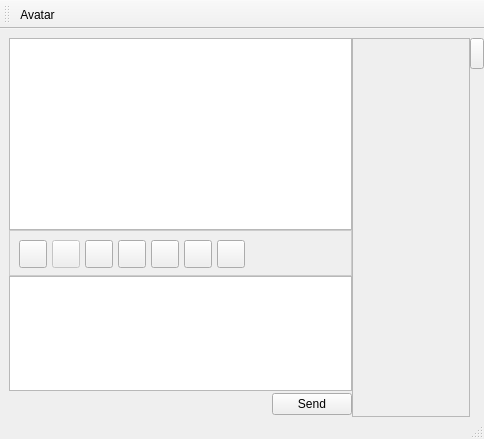
Qt form retroshare-gui/src/gui/chat/PopupChatDialog.ui (RetroShare/RetroShare) before a commit.
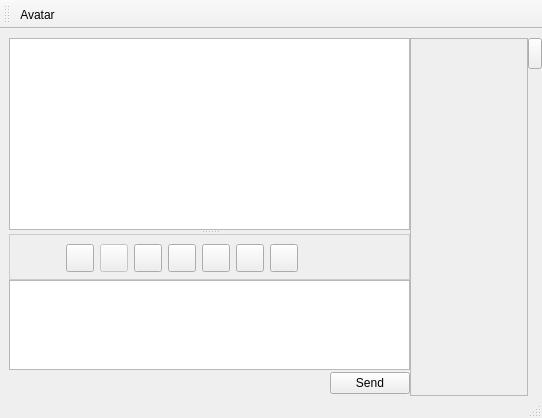
The same form after that commit. Icons and pictures are not drawn.

Commit message: Added a splitter to Privat Chat

What changed in the file:
```diff
--- a/retroshare-gui/src/gui/chat/PopupChatDialog.ui
+++ b/retroshare-gui/src/gui/chat/PopupChatDialog.ui
@@ -6,8 +6,8 @@
    <rect>
     <x>0</x>
     <y>0</y>
-    <width>484</width>
-    <height>439</height>
+    <width>542</width>
+    <height>418</height>
    </rect>
   </property>
   <property name="windowTitle">
@@ -17,7 +17,7 @@
    <string notr="true">QToolBar#toolBar{background-image: url(:/images/connect/connectFriendBanner.png)}</string>
   </property>
   <widget class="QWidget" name="centralwidget">
-   <layout class="QGridLayout">
+   <layout class="QGridLayout" name="gridLayout_2">
     <property name="rightMargin">
      <number>0</number>
     </property>
@@ -28,6 +28,10 @@
      <number>0</number>
     </property>
     <item row="0" column="0">
+     <widget class="QSplitter" name="chatsplitter">
+      <property name="orientation">
+       <enum>Qt::Vertical</enum>
+      </property>
      <widget class="QTextBrowser" name="textBrowser">
       <property name="sizePolicy">
        <sizepolicy hsizetype="Expanding" vsizetype="MinimumExpanding">
@@ -61,162 +65,12 @@
        <bool>false</bool>
       </property>
      </widget>
-    </item>
-    <item row="0" column="1" rowspan="4">
-     <widget class="QFrame" name="avatarframe">
-      <property name="frameShape">
-       <enum>QFrame::StyledPanel</enum>
-      </property>
-      <property name="frameShadow">
-       <enum>QFrame::Raised</enum>
-      </property>
-      <layout class="QGridLayout">
-       <property name="leftMargin">
+      <widget class="QWidget" name="layoutWidget">
+       <layout class="QVBoxLayout" name="verticalLayout">
+        <property name="spacing">
         <number>0</number>
        </property>
-       <property name="topMargin">
-        <number>9</number>
-       </property>
-       <property name="rightMargin">
-        <number>0</number>
-       </property>
-       <property name="bottomMargin">
-        <number>9</number>
-       </property>
-       <item row="0" column="0">
-        <widget class="QLabel" name="avatarlabel">
-         <property name="minimumSize">
-          <size>
-           <width>116</width>
-           <height>116</height>
-          </size>
-         </property>
-         <property name="maximumSize">
-          <size>
-           <width>116</width>
-           <height>116</height>
-          </size>
-         </property>
-         <property name="styleSheet">
-          <string>QLabel{
-border-image: url(:/images/mystatus_bg.png);
-
-}</string>
-         </property>
-         <property name="text">
-          <string/>
-         </property>
-         <property name="alignment">
-          <set>Qt::AlignCenter</set>
-         </property>
-        </widget>
-       </item>
-       <item row="1" column="0">
-        <spacer>
-         <property name="orientation">
-          <enum>Qt::Vertical</enum>
-         </property>
-         <property name="sizeHint" stdset="0">
-          <size>
-           <width>61</width>
-           <height>141</height>
-          </size>
-         </property>
-        </spacer>
-       </item>
-       <item row="2" column="0">
-        <widget class="QLabel" name="myavatarlabel">
-         <property name="minimumSize">
-          <size>
-           <width>116</width>
-           <height>116</height>
-          </size>
-         </property>
-         <property name="maximumSize">
-          <size>
-           <width>116</width>
-           <height>116</height>
-          </size>
-         </property>
-         <property name="styleSheet">
-          <string>QLabel{
-border-image: url(:/images/mystatus_bg.png);
-
-}</string>
-         </property>
-         <property name="text">
-          <string/>
-         </property>
-         <property name="alignment">
-          <set>Qt::AlignCenter</set>
-         </property>
-        </widget>
-       </item>
-       <item row="3" column="0">
-        <spacer>
-         <property name="orientation">
-          <enum>Qt::Vertical</enum>
-         </property>
-         <property name="sizeType">
-          <enum>QSizePolicy::Fixed</enum>
-         </property>
-         <property name="sizeHint" stdset="0">
-          <size>
-           <width>61</width>
-           <height>30</height>
-          </size>
-         </property>
-        </spacer>
-       </item>
-      </layout>
-     </widget>
-    </item>
-    <item row="0" column="2" rowspan="4">
-     <layout class="QGridLayout">
-      <item row="0" column="0">
-       <widget class="QPushButton" name="avatarFrameButton">
-        <property name="minimumSize">
-         <size>
-          <width>14</width>
-          <height>31</height>
-         </size>
-        </property>
-        <property name="maximumSize">
-         <size>
-          <width>14</width>
-          <height>31</height>
-         </size>
-        </property>
-        <property name="text">
-         <string/>
-        </property>
-        <property name="iconSize">
-         <size>
-          <width>16</width>
-          <height>31</height>
-         </size>
-        </property>
-        <property name="checkable">
-         <bool>true</bool>
-        </property>
-       </widget>
-      </item>
-      <item row="1" column="0">
-       <spacer>
-        <property name="orientation">
-         <enum>Qt::Vertical</enum>
-        </property>
-        <property name="sizeHint" stdset="0">
-         <size>
-          <width>14</width>
-          <height>321</height>
-         </size>
-        </property>
-       </spacer>
-      </item>
-     </layout>
-    </item>
-    <item row="1" column="0">
+        <item>
      <widget class="QFrame" name="Chatbuttonframe">
       <property name="minimumSize">
        <size>
@@ -224,6 +78,12 @@
         <height>46</height>
        </size>
       </property>
+          <property name="maximumSize">
+           <size>
+            <width>16777215</width>
+            <height>46</height>
+           </size>
+          </property>
       <property name="styleSheet">
        <string notr="true">QFrame#Chatbuttonframe{ 
 background-color: qlineargradient(x1:0, y1:0, x2:0, y2:1,
@@ -574,17 +434,175 @@
       </layout>
      </widget>
     </item>
-    <item row="2" column="0">
+        <item>
      <widget class="QTextEdit" name="chattextEdit">
       <property name="sizePolicy">
-       <sizepolicy hsizetype="Expanding" vsizetype="Maximum">
+           <sizepolicy hsizetype="Expanding" vsizetype="Expanding">
         <horstretch>0</horstretch>
         <verstretch>0</verstretch>
        </sizepolicy>
       </property>
      </widget>
     </item>
+       </layout>
+      </widget>
+     </widget>
+    </item>
+    <item row="0" column="1" rowspan="3">
+     <widget class="QFrame" name="avatarframe">
+      <property name="frameShape">
+       <enum>QFrame::StyledPanel</enum>
+      </property>
+      <property name="frameShadow">
+       <enum>QFrame::Raised</enum>
+      </property>
+      <layout class="QGridLayout">
+       <property name="leftMargin">
+        <number>0</number>
+       </property>
+       <property name="topMargin">
+        <number>9</number>
+       </property>
+       <property name="rightMargin">
+        <number>0</number>
+       </property>
+       <property name="bottomMargin">
+        <number>9</number>
+       </property>
+       <item row="0" column="0">
+        <widget class="QLabel" name="avatarlabel">
+         <property name="minimumSize">
+          <size>
+           <width>116</width>
+           <height>116</height>
+          </size>
+         </property>
+         <property name="maximumSize">
+          <size>
+           <width>116</width>
+           <height>116</height>
+          </size>
+         </property>
+         <property name="styleSheet">
+          <string>QLabel{
+border-image: url(:/images/mystatus_bg.png);
+
+}</string>
+         </property>
+         <property name="text">
+          <string/>
+         </property>
+         <property name="alignment">
+          <set>Qt::AlignCenter</set>
+         </property>
+        </widget>
+       </item>
+       <item row="1" column="0">
+        <spacer>
+         <property name="orientation">
+          <enum>Qt::Vertical</enum>
+         </property>
+         <property name="sizeHint" stdset="0">
+          <size>
+           <width>61</width>
+           <height>141</height>
+          </size>
+         </property>
+        </spacer>
+       </item>
+       <item row="2" column="0">
+        <widget class="QLabel" name="myavatarlabel">
+         <property name="minimumSize">
+          <size>
+           <width>116</width>
+           <height>116</height>
+          </size>
+         </property>
+         <property name="maximumSize">
+          <size>
+           <width>116</width>
+           <height>116</height>
+          </size>
+         </property>
+         <property name="styleSheet">
+          <string>QLabel{
+border-image: url(:/images/mystatus_bg.png);
+
+}</string>
+         </property>
+         <property name="text">
+          <string/>
+         </property>
+         <property name="alignment">
+          <set>Qt::AlignCenter</set>
+         </property>
+        </widget>
+       </item>
     <item row="3" column="0">
+        <spacer>
+         <property name="orientation">
+          <enum>Qt::Vertical</enum>
+         </property>
+         <property name="sizeType">
+          <enum>QSizePolicy::Fixed</enum>
+         </property>
+         <property name="sizeHint" stdset="0">
+          <size>
+           <width>61</width>
+           <height>30</height>
+          </size>
+         </property>
+        </spacer>
+       </item>
+      </layout>
+     </widget>
+    </item>
+    <item row="0" column="2" rowspan="2">
+     <layout class="QGridLayout">
+      <item row="0" column="0">
+       <widget class="QPushButton" name="avatarFrameButton">
+        <property name="minimumSize">
+         <size>
+          <width>14</width>
+          <height>31</height>
+         </size>
+        </property>
+        <property name="maximumSize">
+         <size>
+          <width>14</width>
+          <height>31</height>
+         </size>
+        </property>
+        <property name="text">
+         <string/>
+        </property>
+        <property name="iconSize">
+         <size>
+          <width>16</width>
+          <height>31</height>
+         </size>
+        </property>
+        <property name="checkable">
+         <bool>true</bool>
+        </property>
+       </widget>
+      </item>
+      <item row="1" column="0">
+       <spacer>
+        <property name="orientation">
+         <enum>Qt::Vertical</enum>
+        </property>
+        <property name="sizeHint" stdset="0">
+         <size>
+          <width>14</width>
+          <height>321</height>
+         </size>
+        </property>
+       </spacer>
+      </item>
+     </layout>
+    </item>
+    <item row="1" column="0">
      <layout class="QHBoxLayout">
       <property name="leftMargin">
        <number>0</number>
```
Left out of the diff: 2 changed lines with no effect on the pictures. Lines whose indentation alone changed are shown as unchanged. The commit also changes 2 other files.
